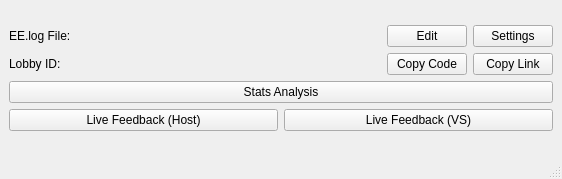
The window that yatewindow.ui (palindromiq/YATE) describes before a commit, drawn with Qt 5.
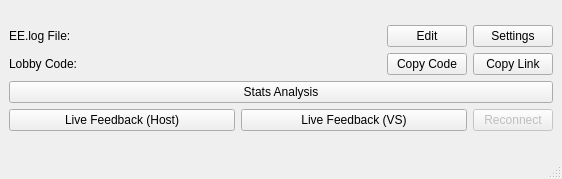
The same window after the commit. Icons and pictures are not drawn.

Diff of the .ui file:
```diff
--- a/yatewindow.ui
+++ b/yatewindow.ui
@@ -76,7 +76,7 @@
           <item row="0" column="0">
            <widget class="QLabel" name="lblLobbyIdLabel">
             <property name="text">
-             <string>Lobby ID:</string>
+             <string>Lobby Code:</string>
             </property>
            </widget>
           </item>
@@ -122,6 +122,12 @@
        <layout class="QHBoxLayout" name="horizontalLayout_2">
         <item>
          <widget class="QPushButton" name="btnLiveFeedback">
+          <property name="sizePolicy">
+           <sizepolicy hsizetype="Expanding" vsizetype="Fixed">
+            <horstretch>0</horstretch>
+            <verstretch>0</verstretch>
+           </sizepolicy>
+          </property>
           <property name="text">
            <string>Live Feedback (Host)</string>
           </property>
@@ -129,11 +135,46 @@
         </item>
         <item>
          <widget class="QPushButton" name="btnLiveFeedbackVS">
+          <property name="sizePolicy">
+           <sizepolicy hsizetype="Expanding" vsizetype="Fixed">
+            <horstretch>0</horstretch>
+            <verstretch>0</verstretch>
+           </sizepolicy>
+          </property>
           <property name="text">
            <string>Live Feedback (VS)</string>
           </property>
          </widget>
         </item>
+        <item>
+         <widget class="QPushButton" name="btnReconnect">
+          <property name="enabled">
+           <bool>false</bool>
+          </property>
+          <property name="sizePolicy">
+           <sizepolicy hsizetype="Minimum" vsizetype="Fixed">
+            <horstretch>0</horstretch>
+            <verstretch>0</verstretch>
+           </sizepolicy>
+          </property>
+          <property name="maximumSize">
+           <size>
+            <width>16777215</width>
+            <height>16777215</height>
+           </size>
+          </property>
+          <property name="toolTip">
+           <string>Attempt to re-connect to the server</string>
+          </property>
+          <property name="text">
+           <string>Reconnect</string>
+          </property>
+          <property name="icon">
+           <iconset resource="assets/breeze.qrc">
+            <normaloff>:/reconnect.svg</normaloff>:/reconnect.svg</iconset>
+          </property>
+         </widget>
+        </item>
        </layout>
       </item>
      </layout>
```
Left out of the diff: 4 changed lines with no effect on the pictures.
